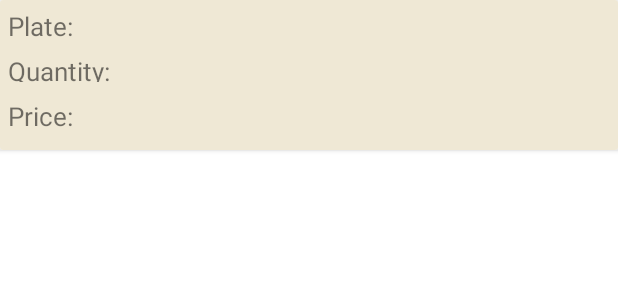
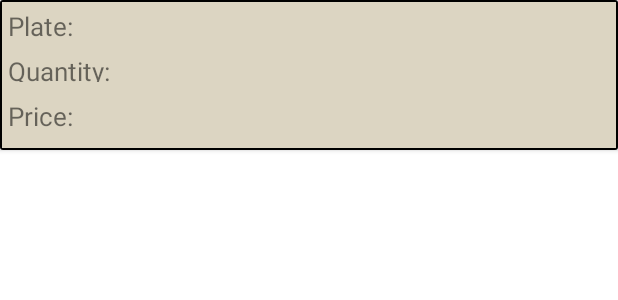
Before and after one commit to serujin/GoodFood, an Android app: the layout temporal_order_item.xml on its own in the app's theme, with its tools: preview values and no code run, on a phone screen of 412 x 824 dp. Shown: the top 300 px of the screen. Run offline under Robolectric (Android 15) with nearby library versions, the phone set to English and light mode, and no system bars.

Commit message:
Added styles

```diff
--- /dev/null
+++ b/GoodFood/app/src/main/res/drawable/separator_tv.xml
@@ -0,0 +1,8 @@
+<?xml version="1.0" encoding="utf-8"?>
+<shape xmlns:android="http://schemas.android.com/apk/res/android">
+
+    <solid android:color="#DCD5C2" />
+    <stroke
+        android:width="1dp"
+        android:color="#000000" />
+</shape>
--- a/GoodFood/app/src/main/res/layout/temporal_order_item.xml
+++ b/GoodFood/app/src/main/res/layout/temporal_order_item.xml
@@ -5,10 +5,10 @@
 
 
     <LinearLayout
+        android:background="@drawable/separator_tv"
         android:id="@+id/plate"
         android:layout_width="match_parent"
         android:layout_height="match_parent"
-        android:background="#EFE8D5"
         android:orientation="vertical"
         android:weightSum="0">
 
```
Also changed, not shown: GoodFood/app/src/main/java/com/android/serujilituni/goodfood/activities/ordersummary/OrderSummaryActivity.java (+5 -2 lines).
